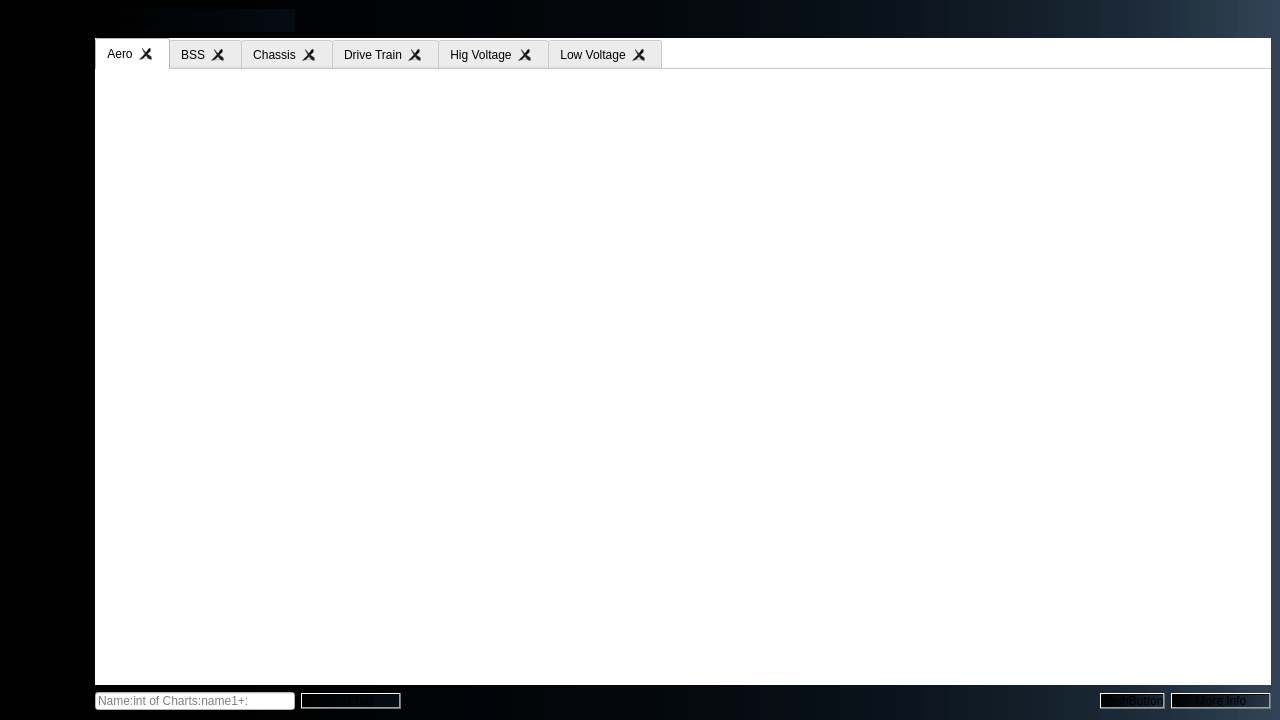
The window that mainwindow.ui (Rem-Ihu/rem-ng-assist) describes before a commit, drawn with Qt 5.
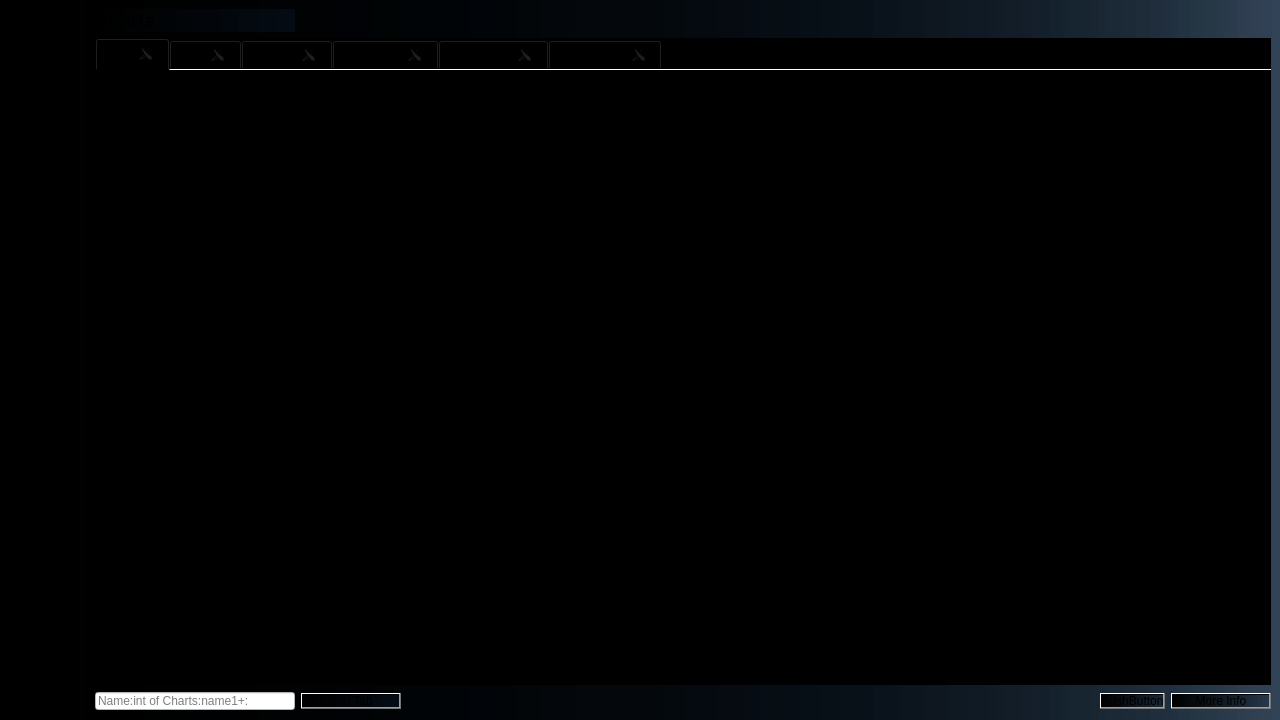
The same window after the commit. The open tabs and pages were chosen to show the change. Icons and pictures are not drawn.

Commit message: charts backaground change

```diff
--- a/mainwindow.ui
+++ b/mainwindow.ui
@@ -1857,7 +1857,7 @@
           </property>
           <property name="styleSheet">
            <string notr="true">border:0;
-background-color: #ffffff;</string>
+background-color: NULLf;</string>
           </property>
           <property name="tabShape">
            <enum>QTabWidget::Rounded</enum>
@@ -1891,7 +1891,7 @@
                </size>
               </property>
               <property name="styleSheet">
-               <string notr="true">background-color:white;
+               <string notr="true">background-color:NULL;
 border-radius:30px;
 border:0px;
 </string>
```
Left out of the diff: 10 changed lines with no effect on the pictures. The commit also changes 1 other file.
